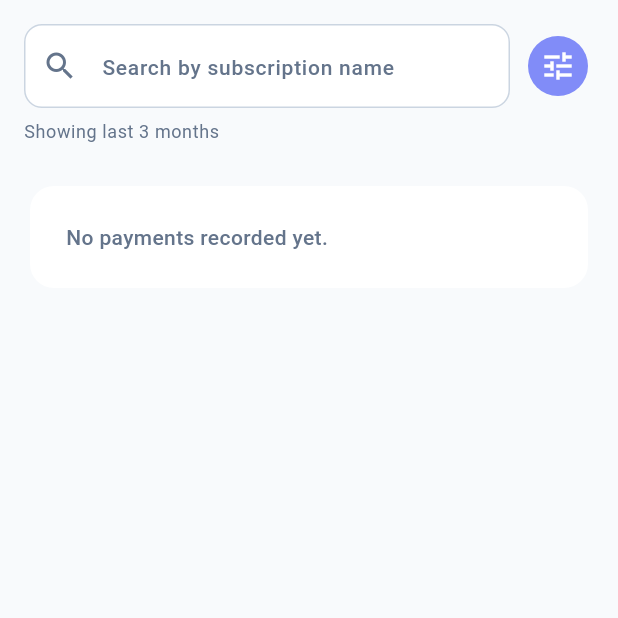
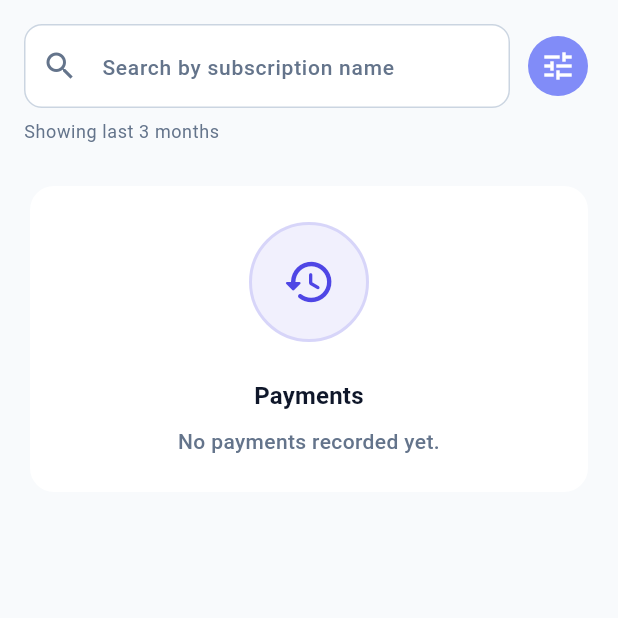
Before and after one commit to AdylshaY/PayTempo, a Flutter app: the PaymentsScreen screen opened directly, on a phone screen of 412 x 824 dp, the top half of it. Run offline on Flutter 3.47's test engine with Material 3 defaults, Android fonts, the phone set to English and light mode, and no system bars; our stand-ins replace flutter_local_notifications, flutter_timezone, isar, lottie, timezone; accounts and stored records are empty; generated files the repository leaves out were written again; statements that could not run were skipped.

Commit message:
feat: implement reusable EmptyStateWidget and add haptic feedback to user interactions

```diff
--- /dev/null
+++ b/lib/app/widgets/empty_state_widget.dart
@@ -0,0 +1,81 @@
+import 'package:flutter/material.dart';
+import 'package:pay_tempo/app/theme/app_theme.dart';
+
+class EmptyStateWidget extends StatelessWidget {
+  const EmptyStateWidget({
+    required this.icon,
+    required this.title,
+    required this.message,
+    this.action,
+    super.key,
+  });
+
+  final IconData icon;
+  final String title;
+  final String message;
+  final Widget? action;
+
+  @override
+  Widget build(BuildContext context) {
+    final textTheme = Theme.of(context).textTheme;
+    final colorScheme = Theme.of(context).colorScheme;
+
+    return Padding(
+      padding: const EdgeInsets.symmetric(
+        vertical: AppSpacing.md,
+        horizontal: AppSpacing.sm,
+      ),
+      child: Center(
+        child: Column(
+          mainAxisSize: MainAxisSize.min,
+          mainAxisAlignment: MainAxisAlignment.center,
+          crossAxisAlignment: CrossAxisAlignment.center,
+          children: [
+            Container(
+              width: 80,
+              height: 80,
+              decoration: BoxDecoration(
+                color: colorScheme.primary.withValues(alpha: 0.08),
+                shape: BoxShape.circle,
+                border: Border.all(
+                  color: colorScheme.primary.withValues(alpha: 0.16),
+                  width: 2,
+                ),
+              ),
+              child: Icon(
+                icon,
+                color: colorScheme.primary,
+                size: 36,
+              ),
+            ),
+            const SizedBox(height: AppSpacing.md),
+            Text(
+              title,
+              textAlign: TextAlign.center,
+              style: textTheme.titleMedium?.copyWith(
+                fontWeight: FontWeight.bold,
+                color: colorScheme.onSurface,
+              ),
+            ),
+            const SizedBox(height: AppSpacing.xs),
+            Padding(
+              padding: const EdgeInsets.symmetric(horizontal: AppSpacing.md),
+              child: Text(
+                message,
+                textAlign: TextAlign.center,
+                style: textTheme.bodyMedium?.copyWith(
+                  color: colorScheme.onSurfaceVariant,
+                  height: 1.4,
+                ),
+              ),
+            ),
+            if (action != null) ...[
+              const SizedBox(height: AppSpacing.md),
+              action!,
+            ],
+          ],
+        ),
+      ),
+    );
+  }
+}
--- a/lib/features/payments/payments_screen.dart
+++ b/lib/features/payments/payments_screen.dart
@@ -1,6 +1,8 @@
 import 'package:flutter/material.dart';
+import 'package:flutter/services.dart';
 import 'package:isar/isar.dart';
 import 'package:pay_tempo/app/theme/app_theme.dart';
+import 'package:pay_tempo/app/widgets/empty_state_widget.dart';
 import 'package:pay_tempo/app/utils/date_formatter.dart';
 import 'package:pay_tempo/data/local/isar_database.dart';
 import 'package:pay_tempo/data/local/models/payment_transaction.dart';
@@ -100,6 +102,7 @@ class _PaymentsScreenState extends State<PaymentsScreen> {
       return;
     }
 
+    HapticFeedback.lightImpact();
     setState(() {
       _fromDate = result.fromDate;
       _toDate = result.toDate;
@@ -107,6 +110,7 @@ class _PaymentsScreenState extends State<PaymentsScreen> {
   }
 
   Future<void> _clearFilters() async {
+    HapticFeedback.lightImpact();
     setState(() {
       _searchQuery = '';
       _fromDate = null;
@@ -367,16 +371,14 @@ class _PaymentsScreenState extends State<PaymentsScreen> {
                             children: <Widget>[
                               topContent,
                               Card(
-                                child: Padding(
-                                  padding: const EdgeInsets.all(AppSpacing.md),
-                                  child: Text(
-                                    hasActiveFilters
-                                        ? l10n.noPaymentsMatchFilter
-                                        : l10n.noPaymentsRecordedYet,
-                                    style: textTheme.bodyMedium?.copyWith(
-                                      color: Theme.of(context).colorScheme.onSurfaceVariant,
-                                    ),
-                                  ),
+                                child: EmptyStateWidget(
+                                  icon: hasActiveFilters
+                                      ? Icons.search_off_rounded
+                                      : Icons.history_rounded,
+                                  title: l10n.payments,
+                                  message: hasActiveFilters
+                                      ? l10n.noPaymentsMatchFilter
+                                      : l10n.noPaymentsRecordedYet,
                                 ),
                               ),
                             ],
--- a/lib/features/profile/widgets/settings_widget.dart
+++ b/lib/features/profile/widgets/settings_widget.dart
@@ -1,4 +1,5 @@
 import 'package:flutter/material.dart';
+import 'package:flutter/services.dart';
 import 'package:pay_tempo/app/theme/app_theme.dart';
 import 'package:pay_tempo/data/local/models/user_settings.dart';
 import 'package:pay_tempo/features/onboarding/data/onboarding_currencies.dart';
@@ -234,6 +235,7 @@ class _SettingsWidgetState extends State<SettingsWidget> {
                   value: themeMode,
                   onChanged: (ThemeMode? mode) {
                     if (mode != null) {
+                      HapticFeedback.lightImpact();
                       UserSettingsService().setThemeMode(
                         _flutterModeToAppMode(mode),
                       );
@@ -269,6 +271,7 @@ class _SettingsWidgetState extends State<SettingsWidget> {
                   subtitle: l10n.languageSubtitle,
                   value: languageCode,
                   onChanged: (String? code) {
+                    HapticFeedback.lightImpact();
                     UserSettingsService().setLanguageCode(code);
                   },
                   items: [
@@ -311,6 +314,7 @@ class _SettingsWidgetState extends State<SettingsWidget> {
                     ),
                     value: notificationsEnabled,
                     onChanged: (bool value) {
+                      HapticFeedback.lightImpact();
                       UserSettingsService().setNotificationsEnabled(value);
                     },
                   ),
```
Also changed, not shown: lib/features/dashboard/widgets/recent_payments_section_widget.dart (+6 -15 lines), lib/features/dashboard/widgets/subscription_list_section_widget.dart (+5 -15 lines).
